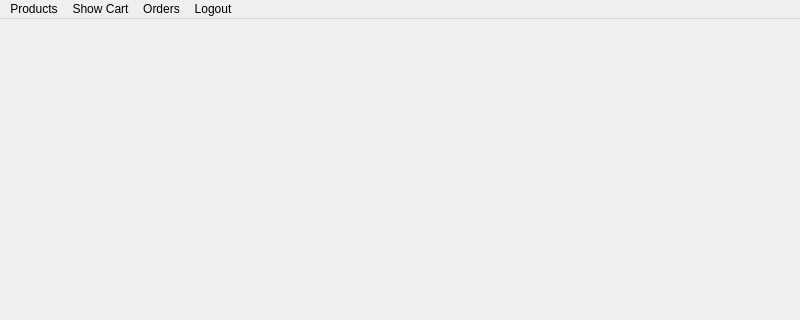
mhortis/Eshop_QT, file customerpanel.ui: the form before one commit; both pictures show x 0 to 800 and y 0 to 320 of the 800 by 600 pixel window.
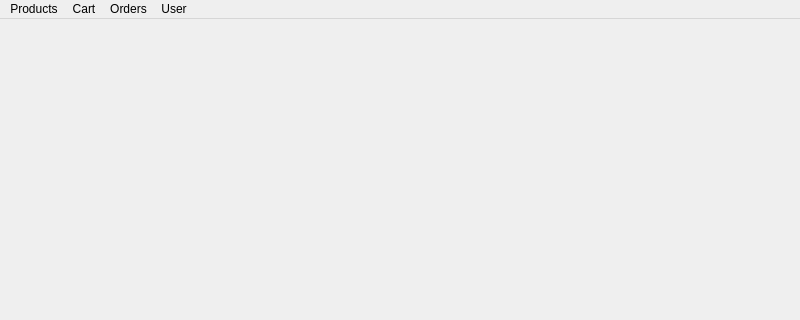
The form after the commit.

Commit message: Login - Logout functional

Patch:
```diff
--- a/customerpanel.ui
+++ b/customerpanel.ui
@@ -33,12 +33,12 @@
    </widget>
    <widget class="QMenu" name="menuLogout">
     <property name="title">
-     <string>Logout</string>
+     <string>User</string>
     </property>
    </widget>
    <widget class="QMenu" name="menuPrint_Cart">
     <property name="title">
-     <string>Show Cart</string>
+     <string>Cart</string>
     </property>
    </widget>
    <widget class="QMenu" name="menuProducts">
```
Left out of the diff: 18 changed lines with no effect on the pictures. The commit also changes 16 other files.
